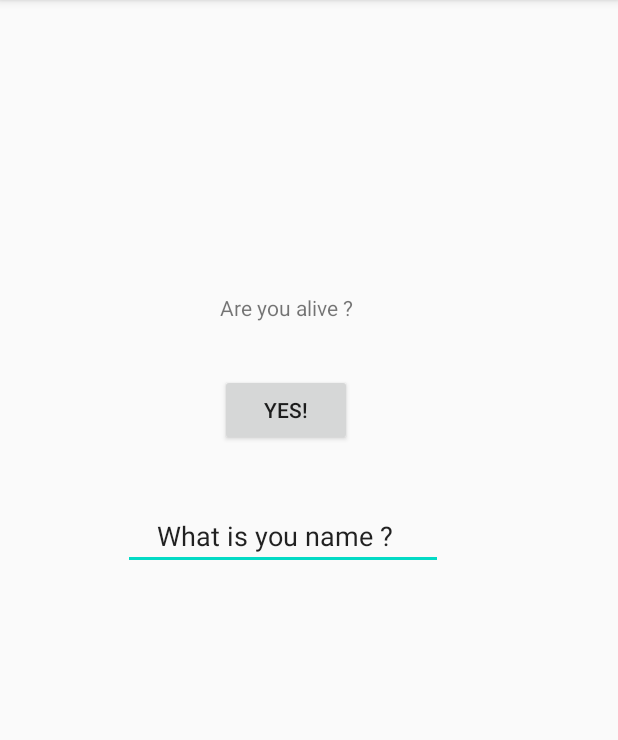
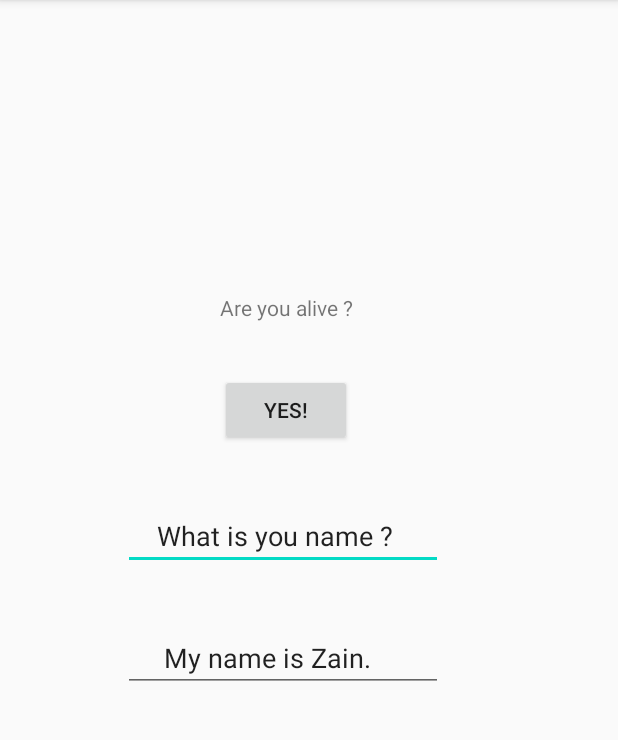
Before and after one commit to Zainyaseen731/Android, an Android app: the screen it shows after launch (MainActivity), on a phone screen of 412 x 824 dp, the part 84-824 px from its top. Run offline under Robolectric (Android 15) with nearby library versions, the phone set to English and light mode, and no system bars.

Commit message:
adding answer about name question

```diff
--- a/app/src/main/res/layout/activity_main.xml
+++ b/app/src/main/res/layout/activity_main.xml
@@ -45,4 +45,19 @@
         app:layout_constraintTop_toBottomOf="@+id/button"
         app:layout_constraintVertical_bias="0.087" />
 
+    <EditText
+        android:id="@+id/editTextTextPersonName3"
+        android:layout_width="wrap_content"
+        android:layout_height="wrap_content"
+        android:layout_marginBottom="176dp"
+        android:ems="10"
+        android:inputType="textPersonName"
+        android:text="     My name is Zain."
+        app:layout_constraintBottom_toBottomOf="parent"
+        app:layout_constraintEnd_toEndOf="parent"
+        app:layout_constraintHorizontal_bias="0.412"
+        app:layout_constraintStart_toStartOf="parent"
+        app:layout_constraintTop_toBottomOf="@+id/editTextTextPersonName2"
+        app:layout_constraintVertical_bias="0.215" />
+
 </androidx.constraintlayout.widget.ConstraintLayout>
```
